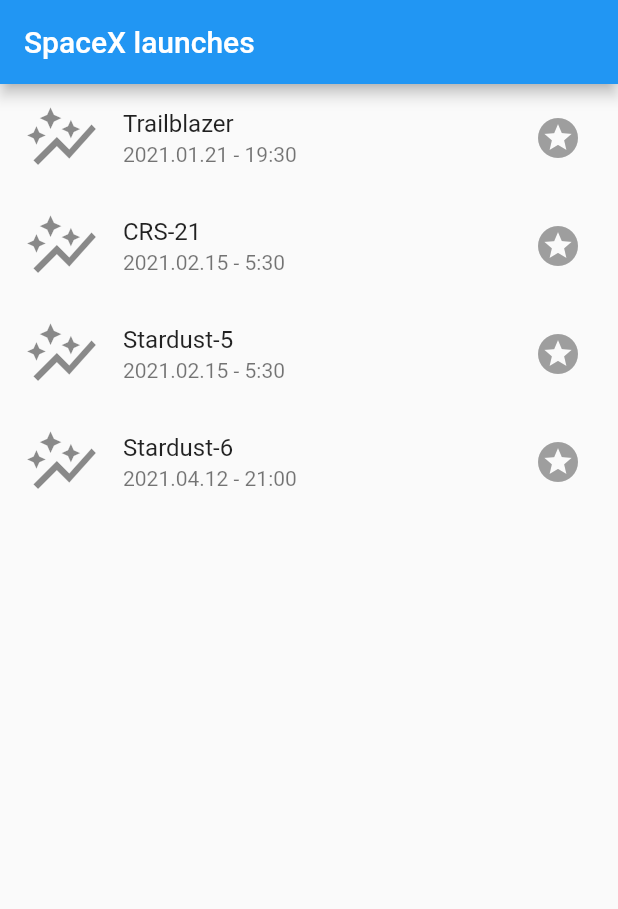
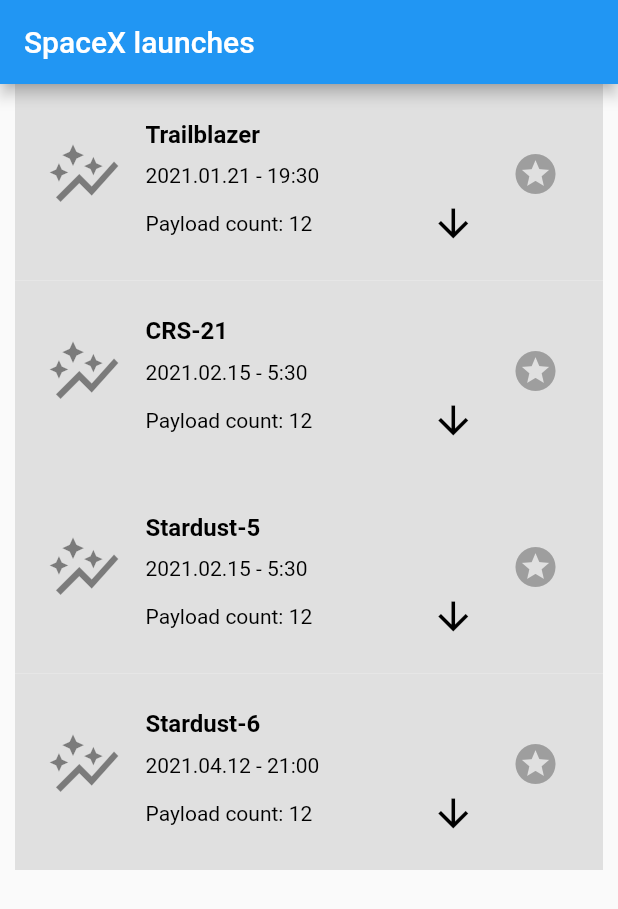
Before and after one commit to MeruyertBekzhigit/flutter-listing-app, a Flutter app: the screen it shows after launch, on a phone screen of 412 x 824 dp. Shown: the top 909 px of the screen. Run offline on Flutter 3.47's test engine with Material 2 defaults, Android fonts, the phone set to English and light mode, and no system bars; Roboto replaces fonts that are missing (Raleway).

Commit message:
Wrapped list view cell in container, broke down layout into rows and columns

```diff
--- a/lib/pages/launchlistpage.dart
+++ b/lib/pages/launchlistpage.dart
@@ -39,27 +39,70 @@ class LaunchListPageState extends State<LaunchListPage> {
         body: ListView.builder(
          itemCount: launches.length,
           itemBuilder: (BuildContext ctx, int index) {
-           return ListTile(
-             leading: Icon(
+           return Container(
+             color: const Color(0xffe0e0e0),
+             margin: const EdgeInsets.only(left: 10, right: 10),
+             padding: const EdgeInsets.only(left: 5, top: 20, right: 5, bottom: 10),
+             child: ListTile(
+                 leading: const Icon(
                    Icons.auto_graph,
                    size: 50,
                  ),
-             title: Text(launches[index].name),
-             subtitle: Text(launches[index].date),
+                 title: Text(
+                   launches[index].name,
+                   style: const TextStyle(
+                       fontWeight: FontWeight.bold,
+                       color: Colors.black
+                   ),
+                 ),
+                 subtitle: Column(
+                   crossAxisAlignment: CrossAxisAlignment.start,
+                   children: <Widget>[
+                     const SizedBox(height: 10),
+                     Text(
+                       launches[index].date,
+                       style: const TextStyle(
+                           fontWeight: FontWeight.normal,
+                           color: Colors.black
+                       ),
+                     ),
+                     Row(
+                       children: <Widget>[
+                         const Text(
+                           "Payload count: 12",
+                           style: TextStyle(
+                               fontWeight: FontWeight.normal,
+                               color: Colors.black
+                           ),
+                         ),
+                         const SizedBox(width: 70),
+                         IconButton(
+                           onPressed: () {},
+                           icon: const Icon(
+                               Icons.arrow_downward,
+                               size: 30,
+                               color: Colors.black
+                           ),
+                         )
+                       ],
+                     )
+                   ],
+                 ),
                  trailing: IconButton(
-               icon: Icon(Icons.stars_sharp),
+                   icon: const Icon(Icons.stars_sharp),
                    tooltip: 'Search',
                    iconSize: 32.0,
                    color: (isSelectedAsFavourite) ? Colors.amber : Colors.grey,
                    onPressed: () {
                      setState(() //<--whenever icon is pressed, force redraw the widget
                      {
-                   print("Star is tapped");
                        isSelectedAsFavourite = !isSelectedAsFavourite;
-                 });
+                     }
+                     );
                    },
                  ),
                  onTap: () { /* react to the tile being tapped */ print("CELL IS TAPPED"); }
+             ),
            );
           }
         ),
```
Lines whose indentation alone changed are shown as unchanged.
